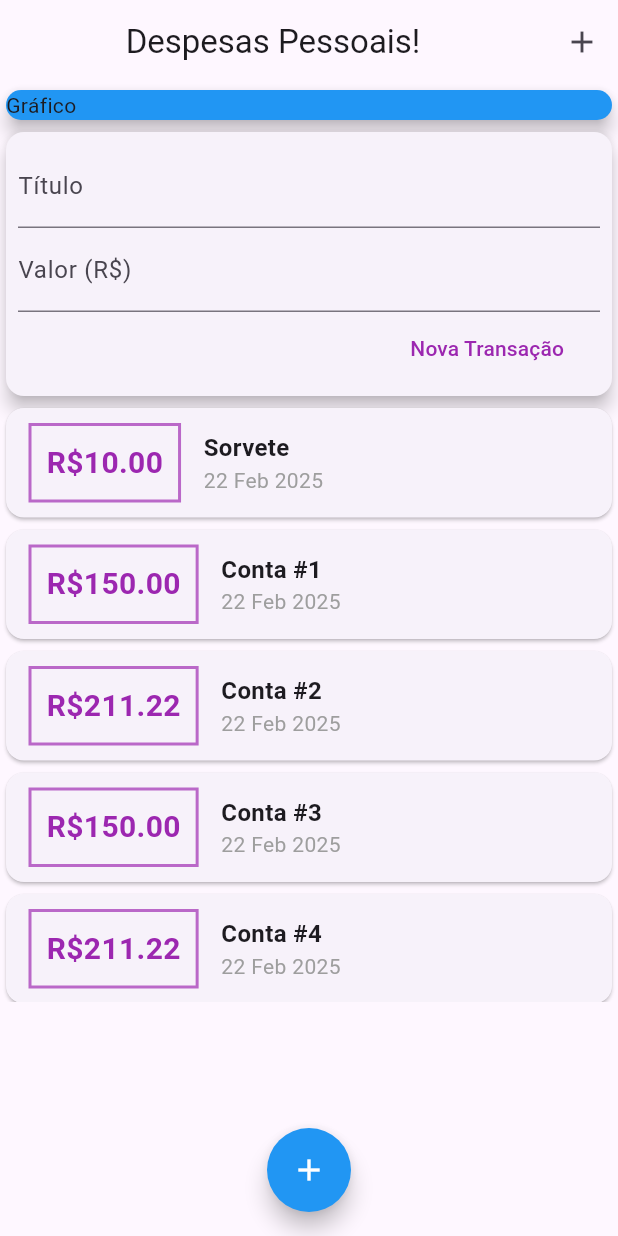
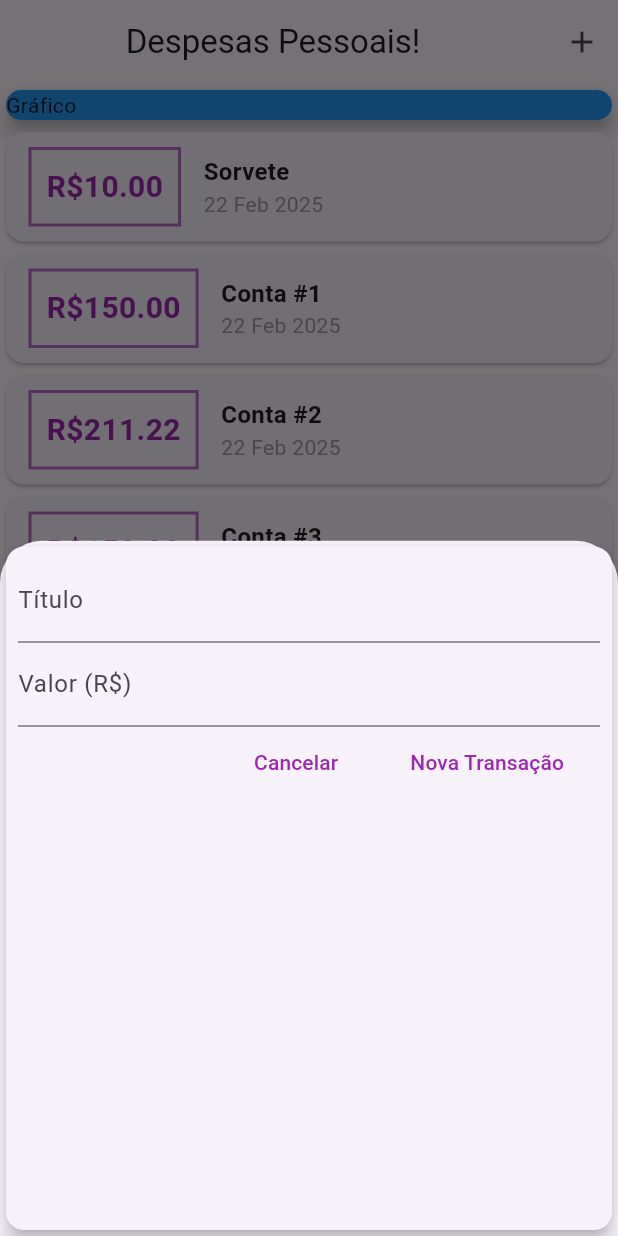
Before and after one commit to gabznavas/dart-flutter-apps, a Flutter app: the screen it shows after launch, after a tap on the "add" icon, on a phone screen of 412 x 824 dp. Run offline on Flutter 3.47's test engine with Material 3 defaults, Android fonts, the phone set to English and light mode, and no system bars.

Commit message:
add transaction modal

```diff
--- a/expenses_flutter/lib/components/transaction_form.dart
+++ b/expenses_flutter/lib/components/transaction_form.dart
@@ -1,12 +1,18 @@
 import 'package:flutter/material.dart';
 
-class TransactionForm extends StatelessWidget {
+class TransactionForm extends StatefulWidget {
+  void Function(String title, double value) onSubmit;
+  void Function() onCancel;
+
+  TransactionForm(this.onSubmit, this.onCancel, {super.key});
+
+  @override
+  State<TransactionForm> createState() => _TransactionFormState();
+}
+
+class _TransactionFormState extends State<TransactionForm> {
   final titleController = TextEditingController();
   final valueController = TextEditingController();
-
-  void Function(String title, double value) onSubmit;
-
-  TransactionForm(this.onSubmit, {super.key});
 
   void _submitForm() {
     final title = titleController.text;
@@ -14,7 +20,7 @@ class TransactionForm extends StatelessWidget {
     if (title.isEmpty || value <= 0) {
       return;
     }
-    onSubmit(title, value);
+    widget.onSubmit(title, value);
   }
 
   @override
@@ -42,6 +48,14 @@ class TransactionForm extends StatelessWidget {
               children: [
                 ElevatedButton(
                   style: ElevatedButton.styleFrom(elevation: 0),
+                  onPressed: widget.onCancel,
+                  child: Text(
+                    'Cancelar',
+                    style: TextStyle(color: Colors.purple.shade500),
+                  ),
+                ),
+                ElevatedButton(
+                  style: ElevatedButton.styleFrom(elevation: 0),
                   onPressed: _submitForm,
                   child: Text(
                     'Nova Transação',
--- a/expenses_flutter/lib/components/transaction_user.dart
+++ /dev/null
@@ -1,103 +0,0 @@
-import 'dart:math';
-
-import 'package:expenses_flutter/components/transaction_form.dart';
-import 'package:expenses_flutter/components/transaction_list.dart';
-import 'package:expenses_flutter/models/transaction.dart';
-import 'package:flutter/material.dart';
-
-class TransactionUser extends StatefulWidget {
-  const TransactionUser({super.key});
-
-  @override
-  State<TransactionUser> createState() => _TransactionUserState();
-}
-
-class _TransactionUserState extends State<TransactionUser> {
-  final List<Transaction> _transactions = [
-    Transaction(id: 't1', title: 'Sorvete', value: 10, date: DateTime.now()),
-    Transaction(
-      id: 't2',
-      title: 'Conta #1',
-      value: 150.00,
-      date: DateTime.now(),
-    ),
-    Transaction(
-      id: 't3',
-      title: 'Conta #2',
-      value: 211.22,
-      date: DateTime.now(),
-    ),
-    Transaction(
-      id: 't3',
-      title: 'Conta #3',
-      value: 150.00,
-      date: DateTime.now(),
-    ),
-    Transaction(
-      id: 't4',
-      title: 'Conta #4',
-      value: 211.22,
-      date: DateTime.now(),
-    ),
-    Transaction(
-      id: 't5',
-      title: 'Conta #5',
-      value: 150.00,
-      date: DateTime.now(),
-    ),
-    Transaction(
-      id: 't6',
-      title: 'Conta #6',
-      value: 211.22,
-      date: DateTime.now(),
-    ),
-    Transaction(
-      id: 't5',
-      title: 'Conta #5',
-      value: 150.00,
-      date: DateTime.now(),
-    ),
-    Transaction(
-      id: 't6',
-      title: 'Conta #6',
-      value: 211.22,
-      date: DateTime.now(),
-    ),
-    Transaction(
-      id: 't5',
-      title: 'Conta #5',
-      value: 150.00,
-      date: DateTime.now(),
-    ),
-    Transaction(
-      id: 't6',
-      title: 'Conta #6',
-      value: 211.22,
-      date: DateTime.now(),
-    ),
-  ];
-
-  @override
-  Widget build(BuildContext context) {
-    return Column(
-      children: [
-        TransactionForm(_addTransaction),
-        TransactionList(_transactions),
-      ],
-    );
-  }
-
-  void _addTransaction(String title, double value) {
-    final newId =
-        Random().nextDouble().toString() + _transactions.length.toString();
-    final newTransaction = Transaction(
-      id: newId,
-      title: title,
-      value: value,
-      date: DateTime.now(),
-    );
-    setState(() {
-      _transactions.add(newTransaction);
-    });
-  }
-}
--- a/expenses_flutter/lib/main.dart
+++ b/expenses_flutter/lib/main.dart
@@ -1,4 +1,8 @@
-import 'package:expenses_flutter/components/transaction_user.dart';
+import 'dart:math';
+
+import 'package:expenses_flutter/components/transaction_form.dart';
+import 'package:expenses_flutter/components/transaction_list.dart';
+import 'package:expenses_flutter/models/transaction.dart';
 import 'package:flutter/material.dart';
 
 void main() {
@@ -14,8 +18,100 @@ class ExpensesApp extends StatelessWidget {
   }
 }
 
-class MyHomePage extends StatelessWidget {
+class MyHomePage extends StatefulWidget {
   const MyHomePage({super.key});
+
+  @override
+  State<MyHomePage> createState() => _MyHomePageState();
+}
+
+class _MyHomePageState extends State<MyHomePage> {
+  final List<Transaction> _transactions = [
+    Transaction(id: 't1', title: 'Sorvete', value: 10, date: DateTime.now()),
+    Transaction(
+      id: 't2',
+      title: 'Conta #1',
+      value: 150.00,
+      date: DateTime.now(),
+    ),
+    Transaction(
+      id: 't3',
+      title: 'Conta #2',
+      value: 211.22,
+      date: DateTime.now(),
+    ),
+    Transaction(
+      id: 't3',
+      title: 'Conta #3',
+      value: 150.00,
+      date: DateTime.now(),
+    ),
+    Transaction(
+      id: 't4',
+      title: 'Conta #4',
+      value: 211.22,
+      date: DateTime.now(),
+    ),
+    Transaction(
+      id: 't5',
+      title: 'Conta #5',
+      value: 150.00,
+      date: DateTime.now(),
+    ),
+    Transaction(
+      id: 't6',
+      title: 'Conta #6',
+      value: 211.22,
+      date: DateTime.now(),
+    ),
+    Transaction(
+      id: 't5',
+      title: 'Conta #5',
+      value: 150.00,
+      date: DateTime.now(),
+    ),
+    Transaction(
+      id: 't6',
+      title: 'Conta #6',
+      value: 211.22,
+      date: DateTime.now(),
+    ),
+    Transaction(
+      id: 't5',
+      title: 'Conta #5',
+      value: 150.00,
+      date: DateTime.now(),
+    ),
+    Transaction(
+      id: 't6',
+      title: 'Conta #6',
+      value: 211.22,
+      date: DateTime.now(),
+    ),
+  ];
+
+  void _addTransaction(String title, double value) {
+    final newId =
+        Random().nextDouble().toString() + _transactions.length.toString();
+    final newTransaction = Transaction(
+      id: newId,
+      title: title,
+      value: value,
+      date: DateTime.now(),
+    );
+    setState(() {
+      _transactions.insert(0, newTransaction);
+    });
+  }
+
+  _openTransactionFormModal(BuildContext context) {
+    showModalBottomSheet(
+      context: context,
+      builder: (_) {
+        return TransactionForm(_addTransaction, () {});
+      },
+    );
+  }
 
   @override
   Widget build(BuildContext context) {
@@ -25,7 +121,12 @@ class MyHomePage extends StatelessWidget {
           width: double.infinity,
           child: Text('Despesas Pessoais!', textAlign: TextAlign.center),
         ),
-        actions: [IconButton(onPressed: () {}, icon: Icon(Icons.add))],
+        actions: [
+          IconButton(
+            onPressed: () => _openTransactionFormModal(context),
+            icon: Icon(Icons.add),
+          ),
+        ],
       ),
       body: SingleChildScrollView(
         child: Column(
@@ -38,14 +139,14 @@ class MyHomePage extends StatelessWidget {
                 child: Text('Gráfico'),
               ),
             ),
-            TransactionUser(),
+            TransactionList(_transactions),
           ],
         ),
       ),
       floatingActionButton: FloatingActionButton(
         shape: CircleBorder(),
         backgroundColor: Colors.blue,
-        onPressed: () {},
+        onPressed: () => _openTransactionFormModal(context),
         child: Icon(Icons.add, color: Colors.white),
       ),
       floatingActionButtonLocation: FloatingActionButtonLocation.centerFloat,
```
